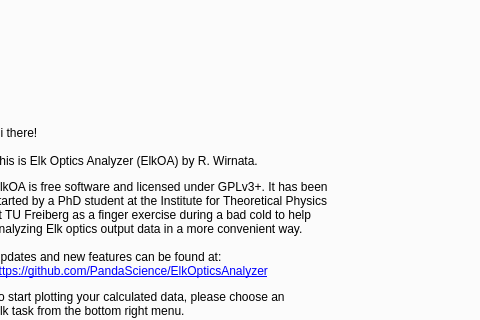
Above: elkoa/gui/MainWindow.ui from PandaScience/ElkOpticsAnalyzer before the change; both pictures show x 89 to 569 and y 173 to 493 of the 920 by 700 pixel window. Below: the same form after it.
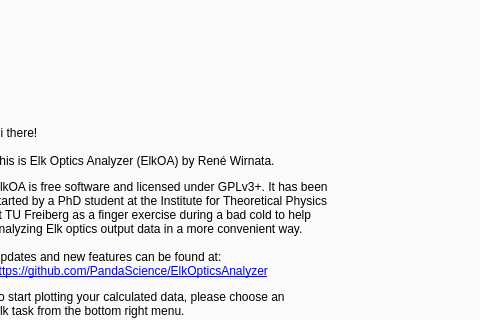
That is the form after the change. Icons and pictures are not drawn.

What changed in the file:
```diff
--- a/elkoa/gui/MainWindow.ui
+++ b/elkoa/gui/MainWindow.ui
@@ -77,7 +77,7 @@
            </rect>
           </property>
           <property name="text">
-           <string>&lt;html&gt;&lt;head/&gt;&lt;body&gt;&lt;p&gt;Hi there!&lt;br/&gt;&lt;br/&gt;This is Elk Optics Analyzer (ElkOA) by R. Wirnata.&lt;/p&gt;&lt;p&gt;ElkOA is free software and licensed under GPLv3+. It has been &lt;br/&gt;started by a PhD student at the Institute for Theoretical Physics &lt;br/&gt;at TU Freiberg as a finger exercise during a bad cold to help &lt;br/&gt;analyzing Elk optics output data in a more convenient way.&lt;br/&gt;&lt;br/&gt;Updates and new features can be found at:&lt;br/&gt;&lt;a href=&quot;https://github.com/PandaScience/ElkOpticsAnalyzer&quot;&gt;&lt;span style=&quot; text-decoration: underline; color:#0000ff;&quot;&gt;https://github.com/PandaScience/ElkOpticsAnalyzer&lt;/span&gt;&lt;/a&gt;&lt;/p&gt;&lt;p&gt;To start plotting your calculated data, please choose an &lt;br/&gt;Elk task from the bottom right menu.&lt;br/&gt;&lt;br/&gt;Happy analyzing...&lt;/p&gt;&lt;/body&gt;&lt;/html&gt;</string>
+           <string>&lt;html&gt;&lt;head/&gt;&lt;body&gt;&lt;p&gt;Hi there!&lt;br/&gt;&lt;br/&gt;This is Elk Optics Analyzer (ElkOA) by René Wirnata.&lt;/p&gt;&lt;p&gt;ElkOA is free software and licensed under GPLv3+. It has been &lt;br/&gt;started by a PhD student at the Institute for Theoretical Physics &lt;br/&gt;at TU Freiberg as a finger exercise during a bad cold to help &lt;br/&gt;analyzing Elk optics output data in a more convenient way.&lt;br/&gt;&lt;br/&gt;Updates and new features can be found at:&lt;br/&gt;&lt;a href=&quot;https://github.com/PandaScience/ElkOpticsAnalyzer&quot;&gt;&lt;span style=&quot; text-decoration: underline; color:#0000ff;&quot;&gt;https://github.com/PandaScience/ElkOpticsAnalyzer&lt;/span&gt;&lt;/a&gt;&lt;/p&gt;&lt;p&gt;To start plotting your calculated data, please choose an &lt;br/&gt;Elk task from the bottom right menu.&lt;br/&gt;&lt;br/&gt;Happy analyzing...&lt;/p&gt;&lt;/body&gt;&lt;/html&gt;</string>
           </property>
           <property name="wordWrap">
            <bool>false</bool>
```
